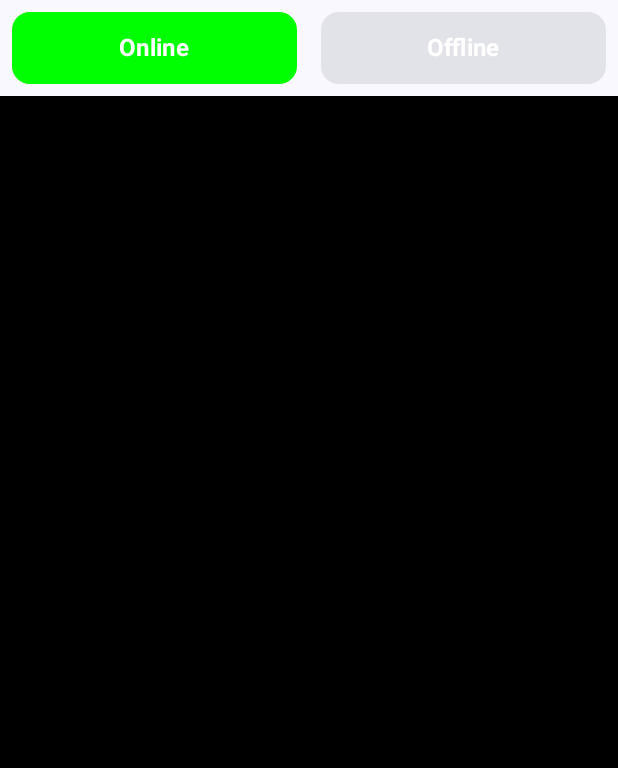
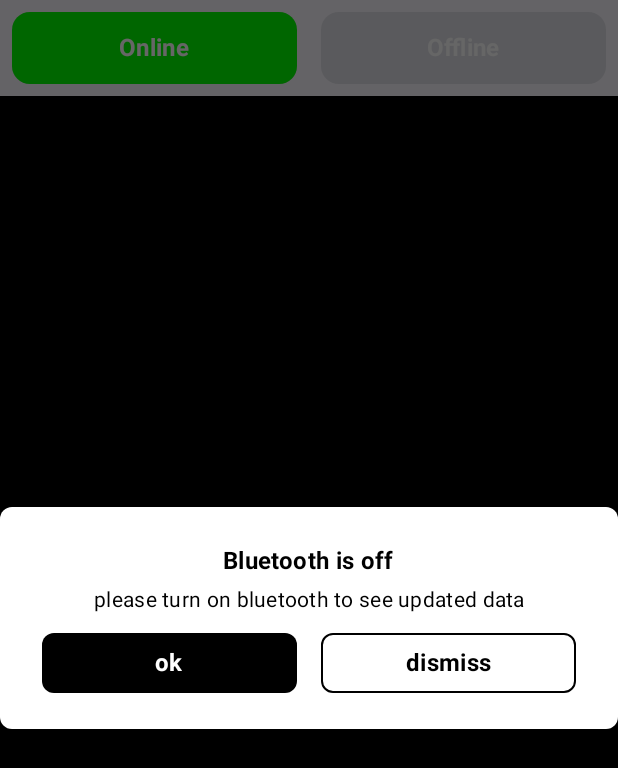
Before and after one commit to SepidehAkbarinezhad/BluetoothTracker, an Android app built with Jetpack Compose: the screen it shows after launch (MainActivity), on a phone screen of 412 x 824 dp. Shown: the top 768 px of the screen. Run offline under Robolectric (Android 15) with nearby library versions, the phone set to English and light mode, and no system bars; our stand-ins replace Dagger/Hilt's generated code, Room's generated code, Timber; 1 statement that could not run was skipped.

Commit message:
add bluetooth dialog

```diff
--- a/app/src/main/java/com/example/bluetoothtracker/presentation/app/MainActivity.kt
+++ b/app/src/main/java/com/example/bluetoothtracker/presentation/app/MainActivity.kt
@@ -10,7 +10,10 @@ import androidx.activity.enableEdgeToEdge
 import androidx.activity.result.ActivityResultLauncher
 import androidx.activity.result.contract.ActivityResultContracts
 import androidx.activity.viewModels
+import androidx.compose.runtime.LaunchedEffect
+import androidx.compose.runtime.getValue
 import androidx.lifecycle.Lifecycle
+import androidx.lifecycle.compose.collectAsStateWithLifecycle
 import androidx.lifecycle.lifecycleScope
 import androidx.lifecycle.repeatOnLifecycle
 import com.example.bluetoothtracker.presentation.common.BluetoothStateObserver
@@ -60,22 +63,23 @@ class MainActivity : ComponentActivity() {
         super.onCreate(savedInstanceState)
         initObservers()
         addPermissionObserver()
-        lifecycleScope.launch{
-            repeatOnLifecycle(Lifecycle.State.STARTED) {
-                viewModel.event.collect { event ->
-                    when (event) {
-                        HomeEvent.RequestBluetoothPermission -> {
-                            permissionManager.requestBluetoothPermissions()
-                        }
-                        HomeEvent.RequestEnableBluetooth -> {
-                            bluetoothStateObserver.requestEnableBluetooth()
-                        }
+
+        enableEdgeToEdge()
+        setContent {
+            val event by viewModel.event.collectAsStateWithLifecycle(null)
+            LaunchedEffect(event) {
+                when (event) {
+                    is HomeEvent.RequestBluetoothPermission -> {
+                        printLog("HomeEvent.RequestBluetoothPermission -> ", "bleCheck")
+                        permissionManager.requestBluetoothPermissions()
                     }
+                    is HomeEvent.RequestEnableBluetooth -> {
+                        printLog(" HomeEvent.RequestEnableBluetooth ->", "bleCheck")
+                        bluetoothStateObserver.requestEnableBluetooth()
+                    }
+                    else -> {}
                 }
             }
-        }
-        enableEdgeToEdge()
-        setContent {
             BluetoothTrackerTheme {
                 HomeScreenRoot(viewModel = viewModel)
             }
@@ -83,7 +87,7 @@ class MainActivity : ComponentActivity() {
     }
 
 
-    private fun initObservers(){
+    private fun initObservers() {
         permissionManager = PermissionManager(
             activity = this,
             onUpdatePermissionState = { hasPermission ->
@@ -111,7 +115,8 @@ class MainActivity : ComponentActivity() {
             }
         )
     }
-    private fun addPermissionObserver(){
+
+    private fun addPermissionObserver() {
         lifecycle.addObserver(permissionManager)
     }
 
--- a/app/src/main/java/com/example/bluetoothtracker/presentation/common/BluetoothStateObserver.kt
+++ b/app/src/main/java/com/example/bluetoothtracker/presentation/common/BluetoothStateObserver.kt
@@ -21,23 +21,15 @@ class BluetoothStateObserver(
     private lateinit var broadcastReceiver: BroadcastReceiver
 
     override fun onCreate(owner: LifecycleOwner) {
+        printLog("BluetoothStateObserver oncreate")
         super.onCreate(owner)
-        printLog("onCreate")
         createBroadcastReceiver()
         onBluetoothState(btAdapter?.isEnabled == true)
-        //the permissions are granted before adding this observer
-        if(btAdapter?.isEnabled==false){
-            try {
-                requestEnableBluetooth()
-            } catch (e:Exception){
-                printLog("enable bluetooth exception: ${e.message}")
-            }
-        }
     }
 
     override fun onStart(owner: LifecycleOwner) {
         super.onStart(owner)
-        printLog("onStart")
+        printLog("onStart", "bleCheck")
         registerBroadCast()
     }
 
@@ -47,7 +39,7 @@ class BluetoothStateObserver(
         try {
             unRegisterBroadCast()
         } catch (e: Exception) {
-            printLog("onStop called error ${e.message}")
+            printLog("onStop called error ${e.message}", "bleCheck")
         }
     }
 
@@ -58,6 +50,7 @@ class BluetoothStateObserver(
     * callback registered in registerBluetoothLauncher().
     * */
     fun requestEnableBluetooth() {
+        printLog("requestEnableBluetooth", "bleCheck")
         val intent = Intent(BluetoothAdapter.ACTION_REQUEST_ENABLE)
         btEnableResultLauncher.launch(intent)
     }
@@ -69,18 +62,19 @@ class BluetoothStateObserver(
     * the enable request dialog.
     * */
     private fun createBroadcastReceiver() {
+        printLog("createBroadcastReceiver")
         broadcastReceiver = object : BroadcastReceiver() {
             override fun onReceive(context: Context?, intent: Intent) {
                 val action = intent.action
                 if (action == BluetoothAdapter.ACTION_STATE_CHANGED) {
                     when (btAdapter?.state) {
                         BluetoothAdapter.STATE_OFF -> {
-                            printLog("STATE_OFF")
+                            printLog("STATE_OFF", "bleCheck")
                             onBluetoothState(false)
                         }
 
                         BluetoothAdapter.STATE_ON -> {
-                            printLog("STATE_ON")
+                            printLog("STATE_ON", "bleCheck")
                             onBluetoothState(true)
                         }
                     }
@@ -90,6 +84,7 @@ class BluetoothStateObserver(
     }
 
     private fun registerBroadCast() {
+        printLog("registerBroadCast", "bleCheck")
         activity.registerReceiver(
             broadcastReceiver,
             IntentFilter(BluetoothAdapter.ACTION_STATE_CHANGED)
@@ -97,6 +92,7 @@ class BluetoothStateObserver(
     }
 
     private fun unRegisterBroadCast() {
+        printLog("unRegisterBroadCast", "bleCheck")
         activity.unregisterReceiver(broadcastReceiver)
     }
 
--- a/app/src/main/java/com/example/bluetoothtracker/presentation/screen/home/HomeAction.kt
+++ b/app/src/main/java/com/example/bluetoothtracker/presentation/screen/home/HomeAction.kt
@@ -3,6 +3,7 @@ package com.example.bluetoothtracker.presentation.screen.home
 sealed interface HomeAction {
     data class ShowPermissionAlertDialog(val show : Boolean) :HomeAction
     data class ShowPermissionDeniedDialog(val show : Boolean) :HomeAction
+    data class ShowBluetoothAlertDialog(val show : Boolean) :HomeAction
     data class OnPermissionGrantedChange(val permissionGranted: Boolean) : HomeAction
     data class OnBluetoothStateChange(val bluetoothState: Boolean) : HomeAction
 }
--- a/app/src/main/java/com/example/bluetoothtracker/presentation/screen/home/HomeScreen.kt
+++ b/app/src/main/java/com/example/bluetoothtracker/presentation/screen/home/HomeScreen.kt
@@ -16,6 +16,7 @@ import androidx.compose.runtime.setValue
 import androidx.compose.ui.Modifier
 import androidx.compose.ui.graphics.Color
 import androidx.lifecycle.compose.collectAsStateWithLifecycle
+import com.example.bluetoothtracker.presentation.screen.home.components.BluetoothStateAlertDialog
 import com.example.bluetoothtracker.presentation.screen.home.components.HomeTabs
 import com.example.bluetoothtracker.presentation.screen.home.components.PermissionAlertDialog
 import com.example.bluetoothtracker.presentation.screen.home.components.PermissionDeniedDialog
@@ -30,10 +31,12 @@ fun HomeScreenRoot(viewModel: HomeViewModel, modifier: Modifier = Modifier) {
     LaunchedEffect(key1 = state.permissionGranted, key2 = state.bluetoothState) {
         printLog("LaunchedEffect  $state")
         if (state.permissionGranted == true && state.bluetoothState == true) {
-            printLog("LaunchedEffect permissions granted ")
+            printLog("LaunchedEffect permissions granted ", "bleCheck")
             viewModel.startScan()
         } else if (state.permissionGranted == false || state.bluetoothState == false) {
+            printLog("else if", "bleCheck")
             viewModel.stopScan()
+            viewModel.onAction(HomeAction.ShowBluetoothAlertDialog(true))
         }
     }
 
@@ -58,11 +61,16 @@ fun HomeScreen(
             PermissionAlertDialog(onConfirm = {
                 onAction(HomeAction.ShowPermissionAlertDialog(false))
                 onEvent(HomeEvent.RequestBluetoothPermission)
-            }, onDismissRequest = {onAction(HomeAction.ShowPermissionAlertDialog(false))})
+            }, onDismissRequest = { onAction(HomeAction.ShowPermissionAlertDialog(false)) })
         } else if (state.showPermissionDeniedDialog) {
             PermissionDeniedDialog {
                 onAction(HomeAction.ShowPermissionDeniedDialog(false))
             }
+        } else if (state.showBluetoothStateDialog) {
+            BluetoothStateAlertDialog(
+                onConfirm = { onEvent(HomeEvent.RequestEnableBluetooth) },
+                onDismissRequest = { onAction(HomeAction.ShowBluetoothAlertDialog(false))}
+            )
         }
     }
 
--- a/app/src/main/java/com/example/bluetoothtracker/presentation/screen/home/HomeState.kt
+++ b/app/src/main/java/com/example/bluetoothtracker/presentation/screen/home/HomeState.kt
@@ -6,6 +6,7 @@ import com.example.bluetoothtracker.domain.data.Device
 data class HomeState(
     val showPermissionAlertDialog : Boolean = false,
     val showPermissionDeniedDialog : Boolean = false,
+    val showBluetoothStateDialog : Boolean = false,
     val permissionGranted : Boolean? = null,
     val bluetoothState : Boolean? = null,
     val onLineDevicesList : List<Device> = emptyList(),
--- a/app/src/main/java/com/example/bluetoothtracker/presentation/screen/home/HomeViewModel.kt
+++ b/app/src/main/java/com/example/bluetoothtracker/presentation/screen/home/HomeViewModel.kt
@@ -22,12 +22,9 @@ class HomeViewModel @Inject constructor(
     ViewModel() {
 
     init {
-        printLog("init vm")
         bluetoothInteractor.insertScannedDeviceUseCase()
         viewModelScope.launch {
             bluetoothInteractor.getAllDevicesUseCase().collect { list ->
-                printLog("getAllDevicesUseCase: size ${list.size}", "checkDebug")
-                printLog("getAllDevicesUseCase: $list", "checkDebug")
                 val sortedList = list.sortedByDescending { item -> item.rssi }
                 homeState.update {
                     it.copy(
@@ -52,20 +49,12 @@ class HomeViewModel @Inject constructor(
 
     fun onAction(action: HomeAction) {
         when (action) {
-            is HomeAction.ShowPermissionAlertDialog -> homeState.update {
-                it.copy(
-                    showPermissionAlertDialog = action.show
-                )
-            }
-
-            is HomeAction.ShowPermissionDeniedDialog -> homeState.update {
-                it.copy(
-                    showPermissionDeniedDialog = action.show
-                )
-            }
-
+            is HomeAction.ShowPermissionAlertDialog -> homeState.update { it.copy(showPermissionAlertDialog = action.show) }
+            is HomeAction.ShowPermissionDeniedDialog -> homeState.update { it.copy(showPermissionDeniedDialog = action.show) }
+            is HomeAction.ShowBluetoothAlertDialog -> homeState.update { it.copy(showBluetoothStateDialog = action.show) }
             is HomeAction.OnPermissionGrantedChange -> homeState.update { it.copy(permissionGranted = action.permissionGranted) }
             is HomeAction.OnBluetoothStateChange -> homeState.update { it.copy(bluetoothState = action.bluetoothState) }
+
         }
     }
 
--- /dev/null
+++ b/app/src/main/java/com/example/bluetoothtracker/presentation/screen/home/components/BluetoothStateAlertDialog.kt
@@ -0,0 +1,70 @@
+package com.example.bluetoothtracker.presentation.screen.home.components
+
+
+import androidx.compose.foundation.layout.Column
+import androidx.compose.foundation.layout.Spacer
+import androidx.compose.foundation.layout.fillMaxWidth
+import androidx.compose.foundation.layout.height
+import androidx.compose.foundation.layout.padding
+import androidx.compose.runtime.Composable
+import androidx.compose.ui.Alignment
+import androidx.compose.ui.Modifier
+import androidx.compose.ui.text.style.TextAlign
+import androidx.compose.ui.unit.dp
+import androidx.compose.ui.window.DialogProperties
+import com.example.bluetoothtracker.R
+import com.example.bluetoothtracker.presentation.components.AppButton
+import com.example.bluetoothtracker.presentation.components.AppDialog
+import com.example.bluetoothtracker.presentation.components.AppRowButtons
+import com.example.bluetoothtracker.presentation.components.AppText
+import com.example.bluetoothtracker.presentation.components.DialogModel
+import com.example.bluetoothtracker.presentation.utils.TextType
+
+@Composable
+fun BluetoothStateAlertDialog(onConfirm: () -> Unit, onDismissRequest: () -> Unit) {
+    AppDialog(
+        dialogModel = DialogModel(
+            content = {
+                BluetoothStateAlertContent(
+                    onConfirm = onConfirm,
+                    onDismissRequest = onDismissRequest
+                )
+            },
+            properties = DialogProperties(dismissOnClickOutside = false)
+        )
+    )
+}
+
+@Composable
+fun BluetoothStateAlertContent(
+    modifier: Modifier = Modifier,
+    onConfirm: () -> Unit,
+    onDismissRequest: () -> Unit
+) {
+    Column(
+        modifier = Modifier
+            .fillMaxWidth()
+            .padding(12.dp),
+        horizontalAlignment = Alignment.CenterHorizontally
+    ) {
+        AppText(
+            modifier = Modifier.padding(4.dp),
+            text = R.string.Bluetooth_state_title_dialog,
+            textType = TextType.SubTitle
+        )
+        AppText(
+            text = R.string.bluetooth_state_alert_dialog,
+            textType = TextType.Body,
+            textAlign = TextAlign.Center
+        )
+        Spacer(modifier = Modifier.height(8.dp))
+        AppRowButtons(
+            firstButtonTitle = R.string.ok_btn_label,
+            onFirstButtonClick =
+            onConfirm,
+            secondButtonTitle = R.string.dismiss_permission_btn_label,
+            onSecondButtonClick = onDismissRequest
+        )
+
+    }
+}
--- a/app/src/main/res/values/strings.xml
+++ b/app/src/main/res/values/strings.xml
@@ -1,9 +1,10 @@
 <resources>
     <string name="app_name">Bluetooth Tracker</string>
     <string name="permission_alert_title_dialog">Permissions need to be granted!</string>
+    <string name="Bluetooth_state_title_dialog">Bluetooth is off</string>
     <string name="permission_alert_dialog">Scanning Bluetooth devices require some bluetooth and Location permissions to work properly</string>
-    <string name="permission_denied_dialog">To discover nearby devices and update data properly, this app needs Bluetooth permission.
-Please grant the required permission; otherwise, the app may not function as expected</string>
+    <string name="permission_denied_dialog">To discover nearby devices and update data properly, this app needs Bluetooth permission.</string>
+    <string name="bluetooth_state_alert_dialog">please turn on bluetooth to see updated data</string>
     <string name="ok_btn_label">ok</string>
     <string name="mac_address_label">macAddress: %s</string>
     <string name="name_label">name: %s</string>
```
